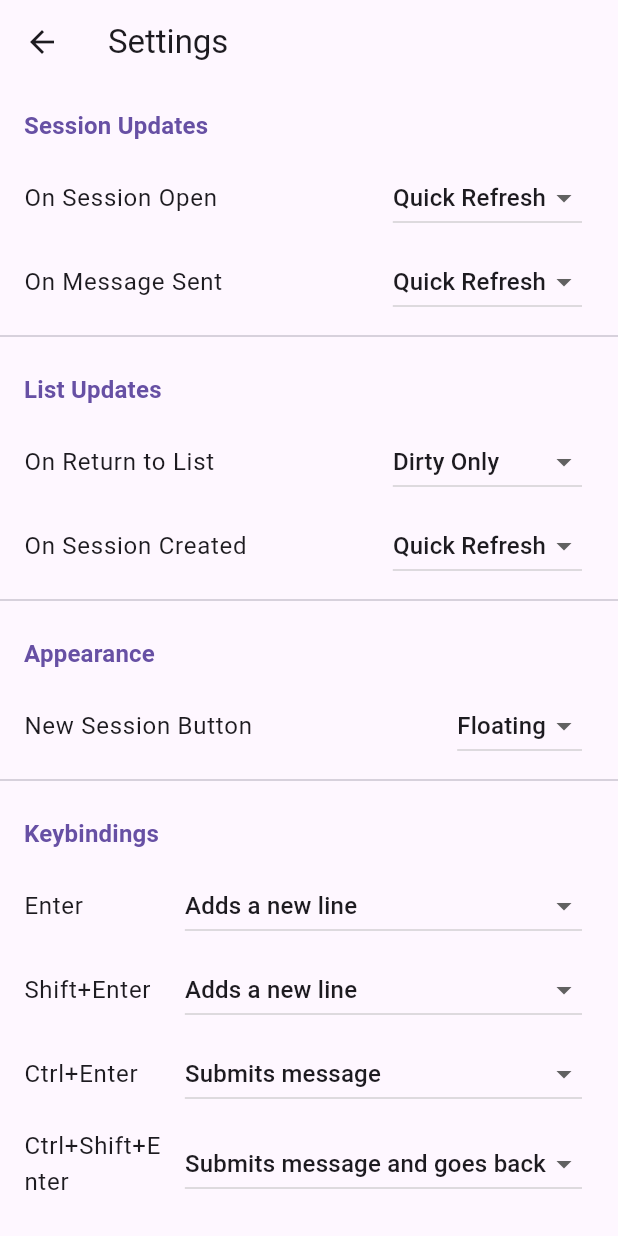
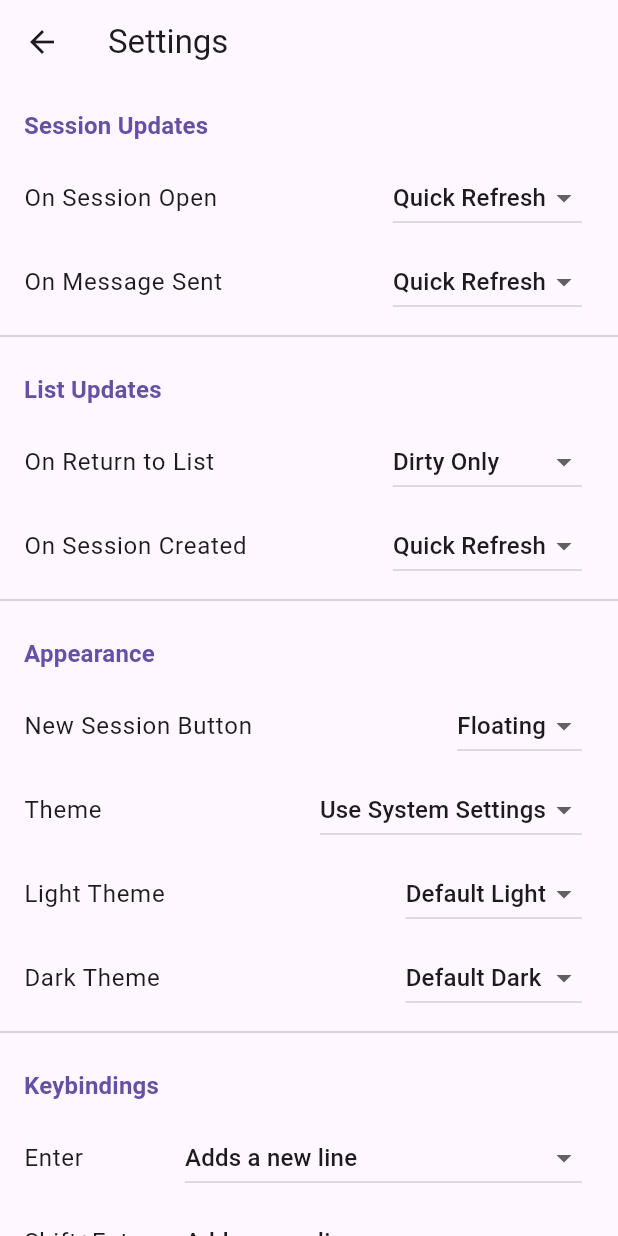
Before and after one commit to arran4/flutter_jules, a Flutter app: the SettingsScreen screen opened by its route, on a phone screen of 412 x 824 dp. Run offline on Flutter 3.47's test engine with Material 3 defaults, Android fonts, the phone set to English and light mode, and no system bars; our stand-ins replace flutter_local_notifications, flutter_markdown, flutter_secure_storage, google_sign_in, shared_preferences; missing offline and left inert: dartobjectutils, duration; accounts and stored records are empty.

Commit message:
feat: Implement flexible theming system
This commit introduces a flexible theming system that allows users to select a specific theme or use the system's light and dark mode settings with user-configurable themes for each.

- Defines a `JulesTheme` class and a list of sample themes in `lib/ui/themes.dart`.
- Updates `SettingsProvider` to manage the new theme settings, including a theme selection mode and settings for the system's light and dark themes.
- Refactors `SettingsScreen` to include a new three-input system for selecting themes.
- Updates `main.dart` to consume the new settings from `SettingsProvider` and apply the correct `ThemeData` based on the user's selection.

```diff
--- a/lib/main.dart
+++ b/lib/main.dart
@@ -23,6 +23,7 @@ import 'ui/screens/settings_screen.dart';
 import 'ui/screens/source_list_screen.dart';
 import 'ui/widgets/help_dialog.dart';
 import 'ui/widgets/notification_overlay.dart';
+import 'ui/themes.dart';
 
 class ShowHelpIntent extends Intent {
   const ShowHelpIntent();
@@ -121,6 +122,12 @@ class MyApp extends StatelessWidget {
 
   @override
   Widget build(BuildContext context) {
+    return Consumer<SettingsProvider>(
+      builder: (context, settings, child) {
+        final theme = _getThemeData(settings);
+        final darkTheme = _getDarkThemeData(settings);
+        final themeMode = _getThemeMode(settings);
+
         return Shortcuts(
           shortcuts: <LogicalKeySet, Intent>{
             LogicalKeySet(LogicalKeyboardKey.control, LogicalKeyboardKey.shift,
@@ -138,12 +145,19 @@ class MyApp extends StatelessWidget {
             child: MaterialApp(
               title: "Arran's Flutter based jules client",
               debugShowCheckedModeBanner: false,
-          theme: ThemeData(primarySwatch: Colors.blue, useMaterial3: true),
+              theme: theme,
+              darkTheme: darkTheme,
+              themeMode: themeMode,
               routes: {
                 '/settings': (context) => const SettingsScreen(),
                 '/sources_raw': (context) => const SourceListScreen(),
               },
-          home: Consumer<AuthProvider>(
+              home: child,
+            ),
+          ),
+        );
+      },
+      child: Consumer<AuthProvider>(
         builder: (context, auth, _) {
           if (auth.isLoading) {
             return const Scaffold(
@@ -156,8 +170,37 @@ class MyApp extends StatelessWidget {
           return const NotificationOverlay(child: SessionListScreen());
         },
       ),
-        ),
-      ),
     );
   }
+
+  ThemeData _getThemeData(SettingsProvider settings) {
+    if (settings.themeSelectionMode == ThemeSelectionMode.specific) {
+      return _findThemeById(settings.selectedThemeId).themeData;
+    } else {
+      return _findThemeById(settings.systemLightThemeId).themeData;
     }
+  }
+
+  ThemeData _getDarkThemeData(SettingsProvider settings) {
+    if (settings.themeSelectionMode == ThemeSelectionMode.specific) {
+      // If a specific theme is selected, we don't need a separate dark theme
+      // unless the theme itself has a dark variant, which is not supported yet.
+      return _findThemeById(settings.selectedThemeId).themeData;
+    } else {
+      return _findThemeById(settings.systemDarkThemeId).themeData;
+    }
+  }
+
+  ThemeMode _getThemeMode(SettingsProvider settings) {
+    if (settings.themeSelectionMode == ThemeSelectionMode.specific) {
+      return ThemeMode.light; // Or based on the theme's brightness
+    } else {
+      return ThemeMode.system;
+    }
+  }
+
+  JulesTheme _findThemeById(String id) {
+    return sampleThemes.firstWhere((theme) => theme.id == id,
+        orElse: () => sampleThemes.first);
+  }
+}
--- a/lib/services/settings_provider.dart
+++ b/lib/services/settings_provider.dart
@@ -11,7 +11,14 @@ enum ListRefreshPolicy { none, dirty, watched, quick, full }
 
 enum FabVisibility { appBar, floating, off }
 
+enum ThemeSelectionMode { specific, system }
+
 class SettingsProvider extends ChangeNotifier {
+  static const String keyThemeSelectionMode = 'theme_selection_mode';
+  static const String keySelectedThemeId = 'selected_theme_id';
+  static const String keySystemLightThemeId = 'system_light_theme_id';
+  static const String keySystemDarkThemeId = 'system_dark_theme_id';
+
   static const String keyRefreshOnOpen = 'refresh_on_open';
   static const String keyRefreshOnMessage = 'refresh_on_message';
   static const String keyRefreshOnReturn = 'refresh_on_return';
@@ -59,6 +66,12 @@ class SettingsProvider extends ChangeNotifier {
   bool _notifyOnFailure = true;
   FabVisibility _fabVisibility = FabVisibility.floating;
 
+  // Theming
+  ThemeSelectionMode _themeSelectionMode = ThemeSelectionMode.system;
+  String _selectedThemeId = 'default_light';
+  String _systemLightThemeId = 'default_light';
+  String _systemDarkThemeId = 'default_dark';
+
   // Keybinding Actions
   MessageSubmitAction _enterKeyAction = MessageSubmitAction.addNewLine;
   MessageSubmitAction _shiftEnterKeyAction = MessageSubmitAction.addNewLine;
@@ -81,6 +94,12 @@ class SettingsProvider extends ChangeNotifier {
   bool get notifyOnWatch => _notifyOnWatch;
   bool get notifyOnFailure => _notifyOnFailure;
   FabVisibility get fabVisibility => _fabVisibility;
+
+  // Theming Getters
+  ThemeSelectionMode get themeSelectionMode => _themeSelectionMode;
+  String get selectedThemeId => _selectedThemeId;
+  String get systemLightThemeId => _systemLightThemeId;
+  String get systemDarkThemeId => _systemDarkThemeId;
 
   // Keybinding Getters
   MessageSubmitAction get enterKeyAction => _enterKeyAction;
@@ -139,6 +158,19 @@ class SettingsProvider extends ChangeNotifier {
       FabVisibility.values,
       FabVisibility.floating,
     );
+
+    // Theming
+    _themeSelectionMode = _loadEnum(
+      keyThemeSelectionMode,
+      ThemeSelectionMode.values,
+      ThemeSelectionMode.system,
+    );
+    _selectedThemeId =
+        _prefs!.getString(keySelectedThemeId) ?? 'default_light';
+    _systemLightThemeId =
+        _prefs!.getString(keySystemLightThemeId) ?? 'default_light';
+    _systemDarkThemeId =
+        _prefs!.getString(keySystemDarkThemeId) ?? 'default_dark';
 
     // Load keybindings
     _enterKeyAction = _loadEnum(
@@ -330,6 +362,31 @@ class SettingsProvider extends ChangeNotifier {
     await _prefs?.setInt(keyFabVisibility, visibility.index);
   }
 
+  // Theming Setters
+  Future<void> setThemeSelectionMode(ThemeSelectionMode mode) async {
+    _themeSelectionMode = mode;
+    notifyListeners();
+    await _prefs?.setInt(keyThemeSelectionMode, mode.index);
+  }
+
+  Future<void> setSelectedThemeId(String themeId) async {
+    _selectedThemeId = themeId;
+    notifyListeners();
+    await _prefs?.setString(keySelectedThemeId, themeId);
+  }
+
+  Future<void> setSystemLightThemeId(String themeId) async {
+    _systemLightThemeId = themeId;
+    notifyListeners();
+    await _prefs?.setString(keySystemLightThemeId, themeId);
+  }
+
+  Future<void> setSystemDarkThemeId(String themeId) async {
+    _systemDarkThemeId = themeId;
+    notifyListeners();
+    await _prefs?.setString(keySystemDarkThemeId, themeId);
+  }
+
   // Keybinding Setters
   Future<void> setEnterKeyAction(MessageSubmitAction action) async {
     _enterKeyAction = action;
--- a/lib/ui/screens/settings_screen.dart
+++ b/lib/ui/screens/settings_screen.dart
@@ -7,6 +7,7 @@ import '../../services/settings_provider.dart';
 import '../../services/dev_mode_provider.dart';
 import '../../services/auth_provider.dart';
 import '../../services/github_provider.dart';
+import '../themes.dart';
 
 class SettingsScreen extends StatefulWidget {
   const SettingsScreen({super.key});
@@ -60,6 +61,7 @@ class _SettingsScreenState extends State<SettingsScreen> {
                 value: settings.fabVisibility,
                 onChanged: settings.setFabVisibility,
               ),
+              _buildThemeSection(context, settings),
               const Divider(),
               _buildSectionHeader(context, 'Keybindings'),
               _buildKeybindingDropdown<MessageSubmitAction>(
@@ -684,6 +686,76 @@ class _SettingsScreenState extends State<SettingsScreen> {
     }
   }
 
+  Widget _buildThemeSection(BuildContext context, SettingsProvider settings) {
+    return Column(
+      children: [
+        ListTile(
+          title: const Text('Theme'),
+          trailing: DropdownButton<ThemeSelectionMode>(
+            value: settings.themeSelectionMode,
+            onChanged: (newValue) {
+              if (newValue != null) {
+                settings.setThemeSelectionMode(newValue);
+              }
+            },
+            items: ThemeSelectionMode.values.map((mode) {
+              return DropdownMenuItem(
+                value: mode,
+                child: Text(mode == ThemeSelectionMode.specific
+                    ? 'Specific Theme'
+                    : 'Use System Settings'),
+              );
+            }).toList(),
+          ),
+        ),
+        if (settings.themeSelectionMode == ThemeSelectionMode.specific)
+          _buildThemeDropdown(
+            context,
+            title: 'Selected Theme',
+            value: settings.selectedThemeId,
+            onChanged: settings.setSelectedThemeId,
+          )
+        else ...[
+          _buildThemeDropdown(
+            context,
+            title: 'Light Theme',
+            value: settings.systemLightThemeId,
+            onChanged: settings.setSystemLightThemeId,
+          ),
+          _buildThemeDropdown(
+            context,
+            title: 'Dark Theme',
+            value: settings.systemDarkThemeId,
+            onChanged: settings.setSystemDarkThemeId,
+          ),
+        ],
+      ],
+    );
+  }
+
+  Widget _buildThemeDropdown(
+    BuildContext context, {
+    required String title,
+    required String value,
+    required Function(String) onChanged,
+  }) {
+    return ListTile(
+      title: Text(title),
+      trailing: DropdownButton<String>(
+        value: value,
+        onChanged: (newValue) {
+          if (newValue != null) onChanged(newValue);
+        },
+        items: sampleThemes.map((theme) {
+          return DropdownMenuItem(
+            value: theme.id,
+            child: Text(theme.name),
+          );
+        }).toList(),
+      ),
+    );
+  }
+
   Widget _buildKeybindingDropdown<T extends Enum>(
     BuildContext context, {
     required String title,
--- /dev/null
+++ b/lib/ui/themes.dart
@@ -0,0 +1,34 @@
+import 'package:flutter/material.dart';
+
+class JulesTheme {
+  final String id;
+  final String name;
+  final ThemeData themeData;
+
+  JulesTheme({
+    required this.id,
+    required this.name,
+    required this.themeData,
+  });
+}
+
+final List<JulesTheme> sampleThemes = [
+  JulesTheme(
+    id: 'default_light',
+    name: 'Default Light',
+    themeData: ThemeData(
+      primarySwatch: Colors.blue,
+      useMaterial3: true,
+      brightness: Brightness.light,
+    ),
+  ),
+  JulesTheme(
+    id: 'default_dark',
+    name: 'Default Dark',
+    themeData: ThemeData(
+      primarySwatch: Colors.blue,
+      useMaterial3: true,
+      brightness: Brightness.dark,
+    ),
+  ),
+];
```
Lines whose indentation alone changed are shown as unchanged.
